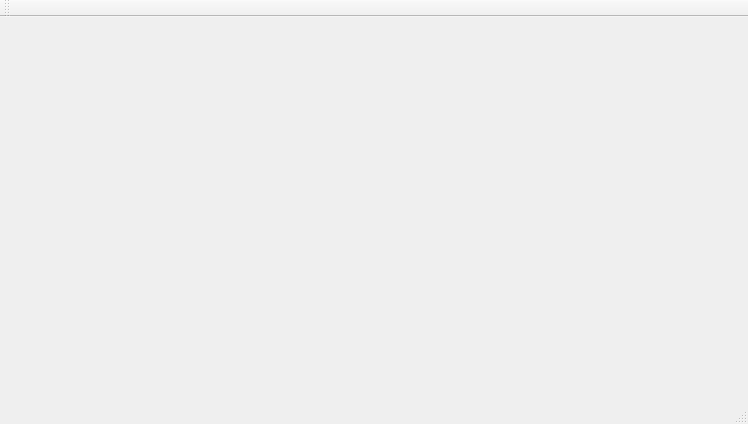
Old version of the form EasterPlanner/mainwindow.ui in the repository Kola50011/programming-htlwrn.
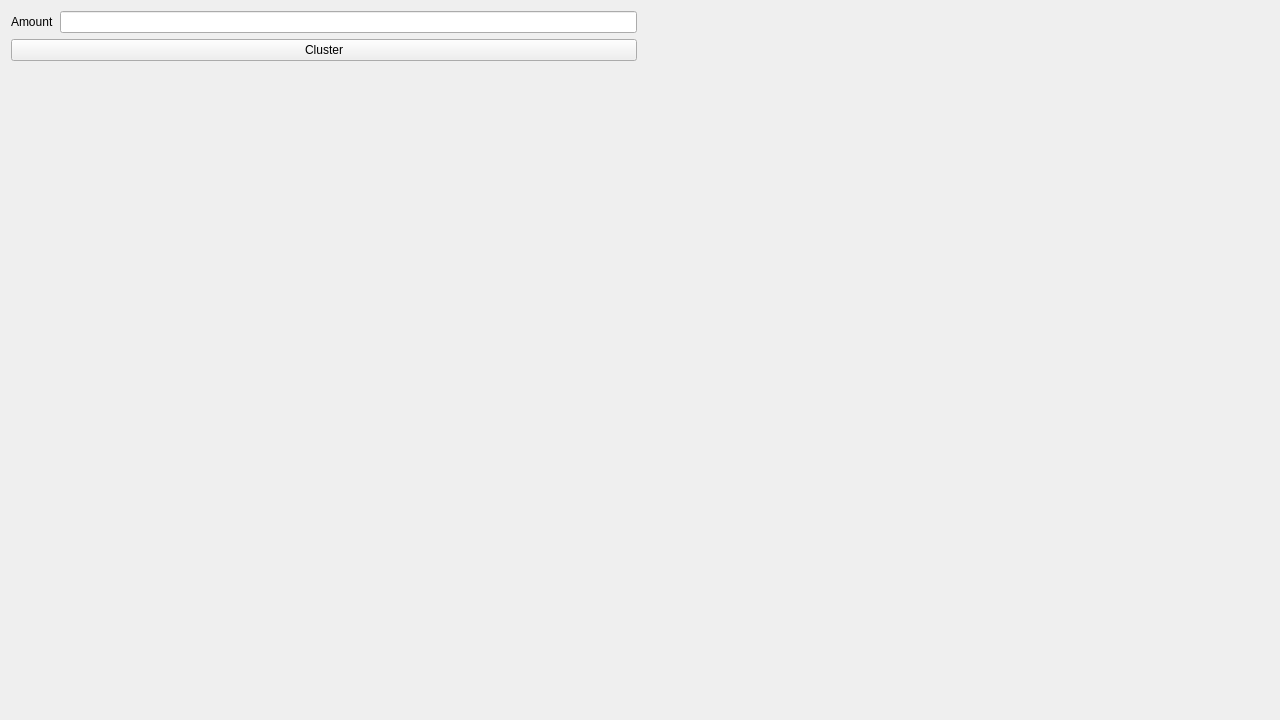
New version of the form. Custom widgets are drawn as their Qt base class.

The edit to the form file:
```diff
--- a/EasterPlanner/mainwindow.ui
+++ b/EasterPlanner/mainwindow.ui
@@ -6,48 +6,95 @@
    <rect>
     <x>0</x>
     <y>0</y>
-    <width>748</width>
-    <height>424</height>
+    <width>1280</width>
+    <height>720</height>
    </rect>
   </property>
+  <property name="sizePolicy">
+   <sizepolicy hsizetype="Fixed" vsizetype="Fixed">
+    <horstretch>0</horstretch>
+    <verstretch>0</verstretch>
+   </sizepolicy>
+  </property>
+  <property name="minimumSize">
+   <size>
+    <width>1280</width>
+    <height>720</height>
+   </size>
+  </property>
+  <property name="maximumSize">
+   <size>
+    <width>1280</width>
+    <height>720</height>
+   </size>
+  </property>
   <property name="windowTitle">
    <string>MainWindow</string>
   </property>
   <widget class="QWidget" name="centralWidget">
    <layout class="QGridLayout" name="gridLayout">
     <item row="0" column="0">
-     <layout class="QHBoxLayout" name="horizontalLayout">
+     <layout class="QHBoxLayout" name="horizontalLayout" stretch="1,1">
+      <property name="sizeConstraint">
+       <enum>QLayout::SetDefaultConstraint</enum>
+      </property>
       <item>
-       <layout class="QVBoxLayout" name="verticalLayout"/>
+       <layout class="QFormLayout" name="formLayout">
+        <item row="0" column="0">
+         <widget class="QLabel" name="amountLabel">
+          <property name="text">
+           <string>Amount</string>
+          </property>
+         </widget>
+        </item>
+        <item row="0" column="1">
+         <widget class="QLineEdit" name="amountEdit"/>
+        </item>
+        <item row="1" column="0" colspan="2">
+         <widget class="QPushButton" name="clusterButton">
+          <property name="text">
+           <string>Cluster</string>
+          </property>
+         </widget>
+        </item>
+       </layout>
       </item>
       <item>
-       <layout class="QFormLayout" name="formLayout"/>
+       <widget class="DrawableMapWidget" name="widget" native="true">
+        <property name="sizePolicy">
+         <sizepolicy hsizetype="Maximum" vsizetype="Maximum">
+          <horstretch>0</horstretch>
+          <verstretch>0</verstretch>
+         </sizepolicy>
+        </property>
+        <property name="minimumSize">
+         <size>
+          <width>0</width>
+          <height>0</height>
+         </size>
+        </property>
+        <property name="maximumSize">
+         <size>
+          <width>99999</width>
+          <height>99999</height>
+         </size>
+        </property>
+       </widget>
       </item>
      </layout>
     </item>
    </layout>
   </widget>
-  <widget class="QMenuBar" name="menuBar">
-   <property name="geometry">
-    <rect>
-     <x>0</x>
-     <y>0</y>
-     <width>748</width>
-     <height>22</height>
-    </rect>
-   </property>
-  </widget>
-  <widget class="QToolBar" name="mainToolBar">
-   <attribute name="toolBarArea">
-    <enum>TopToolBarArea</enum>
-   </attribute>
-   <attribute name="toolBarBreak">
-    <bool>false</bool>
-   </attribute>
-  </widget>
-  <widget class="QStatusBar" name="statusBar"/>
  </widget>
  <layoutdefault spacing="6" margin="11"/>
+ <customwidgets>
+  <customwidget>
+   <class>DrawableMapWidget</class>
+   <extends>QWidget</extends>
+   <header>drawablemapwidget.h</header>
+   <container>1</container>
+  </customwidget>
+ </customwidgets>
  <resources/>
  <connections/>
 </ui>
```
